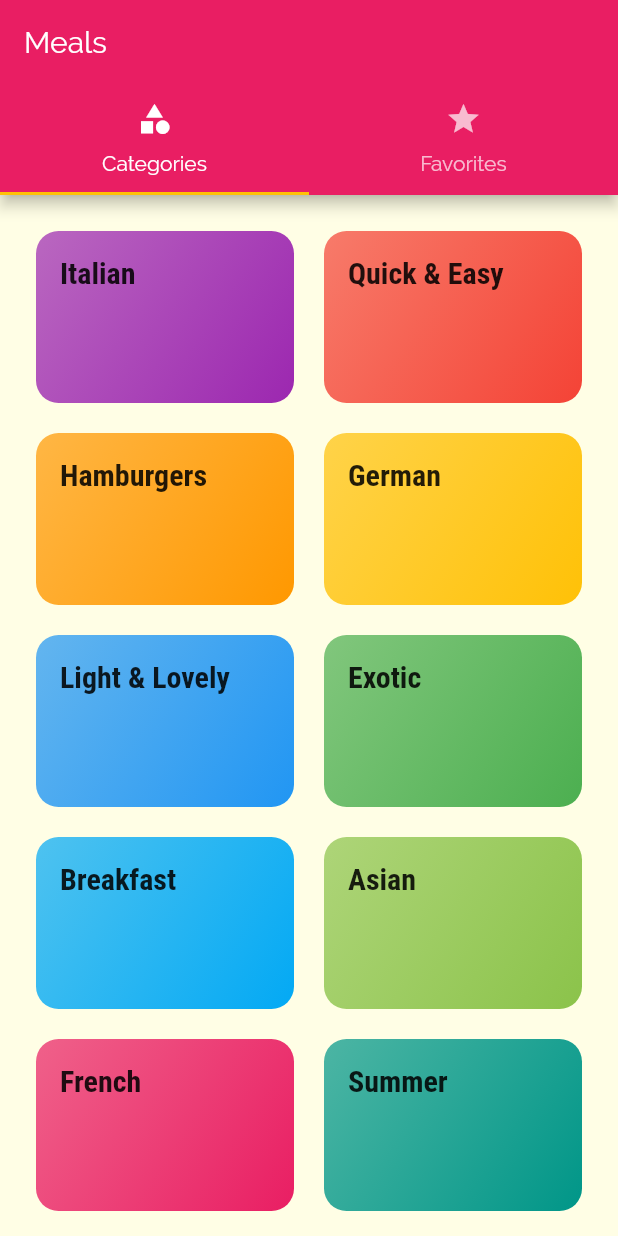
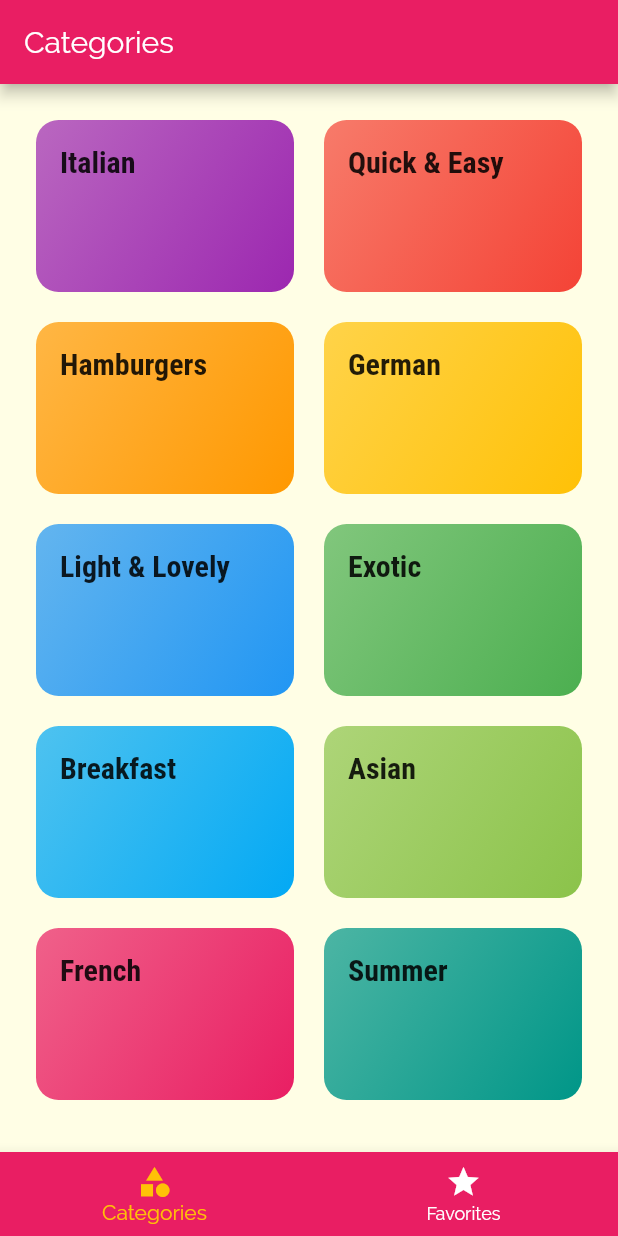
Before and after one commit to juliomsousa/deli-meals, a Flutter app: the screen it shows after launch, on a phone screen of 412 x 824 dp. Run offline on Flutter 3.47's test engine with Material 2 defaults, Android fonts, the phone set to English and light mode, and no system bars.

```diff
--- a/lib/screens/tabs_screen.dart
+++ b/lib/screens/tabs_screen.dart
@@ -9,34 +9,45 @@ class TabsScreen extends StatefulWidget {
 }
 
 class _TabsScreenState extends State<TabsScreen> {
+  final List<Map<String, Object>> _pages = [
+    {'page': CategoriesScreen(), 'title': 'Categories'},
+    {'page': FavoritesScreen(), 'title': 'Favorites'},
+  ];
+
+  int _selectedPageIndex = 0;
+
+  void _selectPage(int index) {
+    setState(() {
+      _selectedPageIndex = index;
+    });
+  }
+
   @override
   Widget build(BuildContext context) {
-    return DefaultTabController(
-      length: 2,
-      // initialIndex: 0,
-      child: Scaffold(
-        appBar: AppBar(
-          title: Text('Meals'),
-          bottom: TabBar(
-
-            tabs: <Widget>[
-              Tab(
-                icon: Icon(Icons.category),
-                text: 'Categories',
-              ),
-              Tab(
-                icon: Icon(Icons.star),
-                text: 'Favorites',
-              ),
-            ],
+    return Scaffold(
+      appBar: AppBar(
+        title: Text(_pages[_selectedPageIndex]['title']),
+      ),
+      body: _pages[_selectedPageIndex]['page'],
+      bottomNavigationBar: BottomNavigationBar(
+        onTap: _selectPage,
+        backgroundColor: Theme.of(context).primaryColor,
+        unselectedItemColor: Colors.white,
+        selectedItemColor: Theme.of(context).accentColor,
+        currentIndex: _selectedPageIndex,
+        // type: BottomNavigationBarType.fixed,
+        items: [
+          BottomNavigationBarItem(
+            // backgroundColor: Theme.of(context).primaryColor,
+            icon: Icon(Icons.category),
+            title: Text('Categories'),
           ),
-        ),
-        body: TabBarView(
-          children: <Widget>[
-            CategoriesScreen(),
-            FavoritesScreen(),
-          ],
-        ),
+          BottomNavigationBarItem(
+            // backgroundColor: Theme.of(context).primaryColor,
+            icon: Icon(Icons.star),
+            title: Text('Favorites'),
+          ),
+        ],
       ),
     );
   }
```
